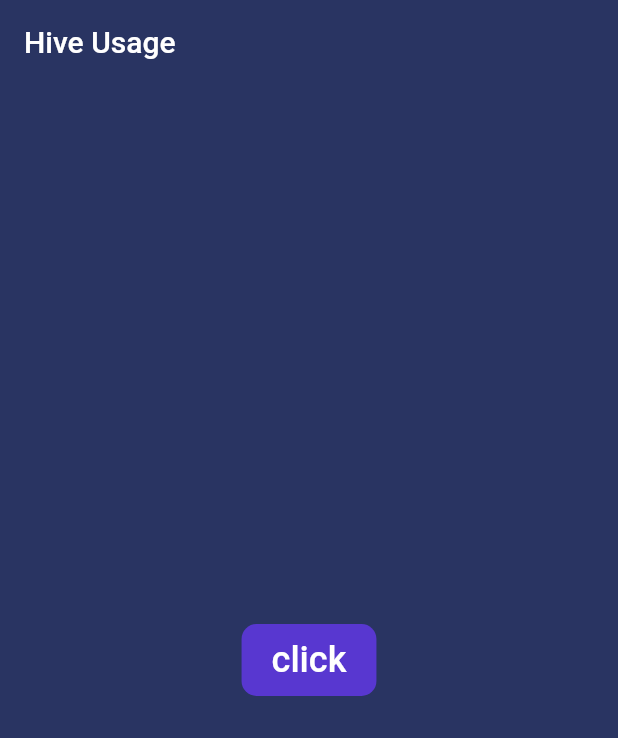
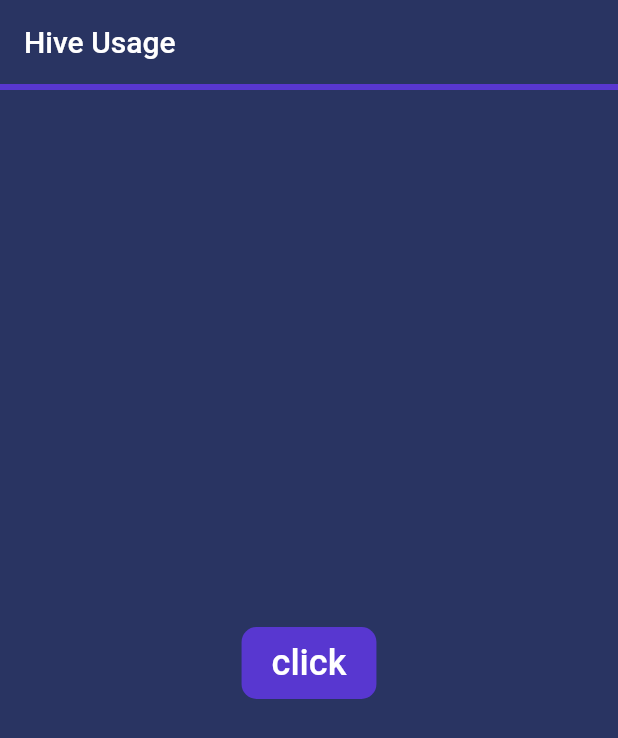
Before and after one commit to baranzen/flutter_hive, a Flutter app: the screen it shows after launch, on a phone screen of 412 x 824 dp. Shown: the top 738 px of the screen. Run offline on Flutter 3.47's test engine with Material 2 defaults, Android fonts, the phone set to English and light mode, and no system bars; our stand-ins replace flutter_hex_color, hive, hive_flutter; accounts and stored records are empty.

Commit message:
Update home_page.dart

```diff
--- a/lib/pages/home_page.dart
+++ b/lib/pages/home_page.dart
@@ -13,6 +13,13 @@
           title: const Text('Hive Usage'),
           backgroundColor: Colors.transparent,
           elevation: 0,
+          bottom: PreferredSize(
+            preferredSize: const Size.fromHeight(4.0),
+            child: Container(
+              color: HexColor('#5837D0'),
+              height: 4.0,
+            ),
+          ),
         ),
         body: const HomePageBody(),
       );
```
